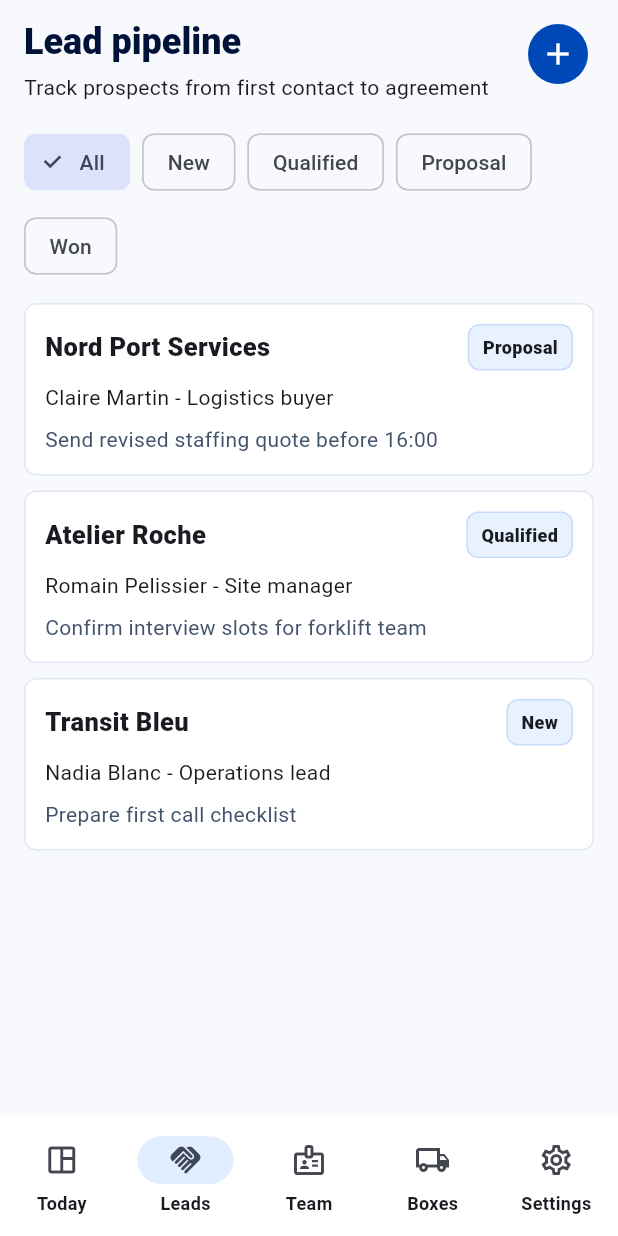
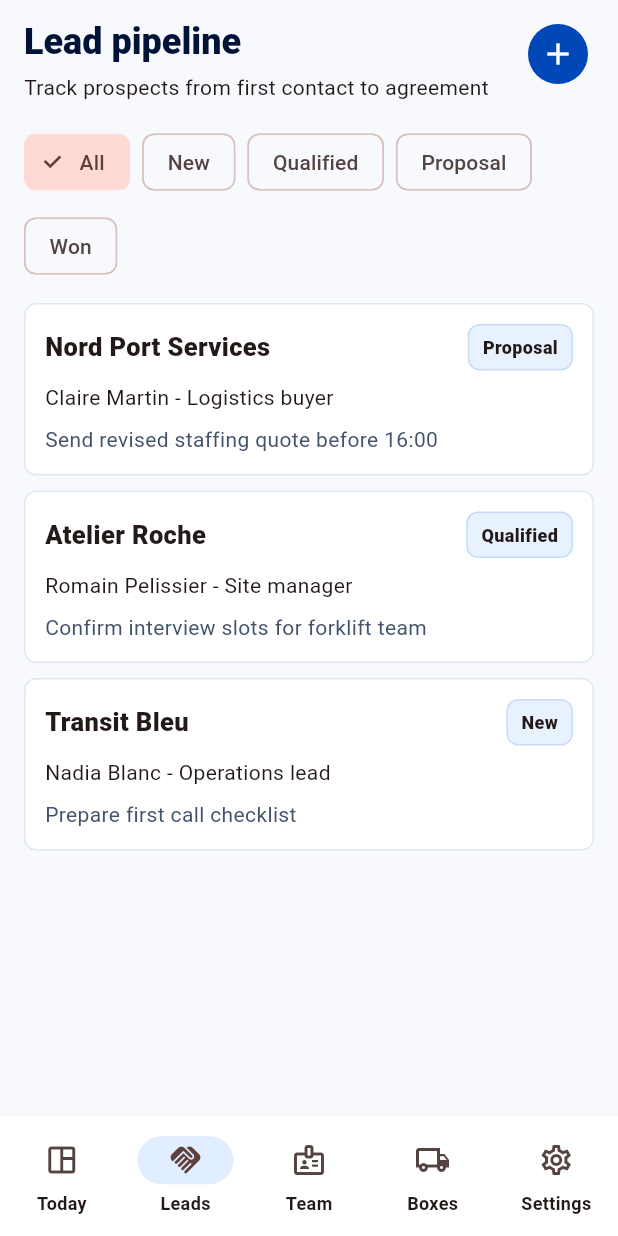
Before and after one commit to EOOrga/68d9d11d1299230338f281c3, a Flutter app: the screen it shows after launch, item 2 of the bottom bar chosen, on a phone screen of 412 x 824 dp. Run offline on Flutter 3.47's test engine with Material 3 defaults, Android fonts, the phone set to English and light mode, and no system bars.

Commit message:
Create Flutter variant com.bessieresgeraldine.bllira

```diff
--- a/lib/main.dart
+++ b/lib/main.dart
@@ -55,7 +55,7 @@ class _BessieresOperationsAppState extends State<BessieresOperationsApp> {
 }
 
 ThemeData buildAppTheme() {
-  const seed = Color(0xFF0059D6);
+  const seed = Color(0xFFFF1F23);
   final scheme = ColorScheme.fromSeed(
     seedColor: seed,
     brightness: Brightness.light,
--- a/pubspec.yaml
+++ b/pubspec.yaml
@@ -1,4 +1,4 @@
-name: bessieres_operations
+name: bllira
 description: "Local operations workspace for BESSIERES GERALDINE."
 publish_to: 'none'
 version: 1.0.0+1
@@ -26,5 +26,5 @@ flutter_launcher_icons:
   ios: false
   image_path: docs/icon.png
   min_sdk_android: 23
-  adaptive_icon_background: "#001238"
+  adaptive_icon_background: "#FFFB1F"
   adaptive_icon_foreground: docs/icon.png
```
Also changed, not shown: docs/icon.png, 10 other files.
